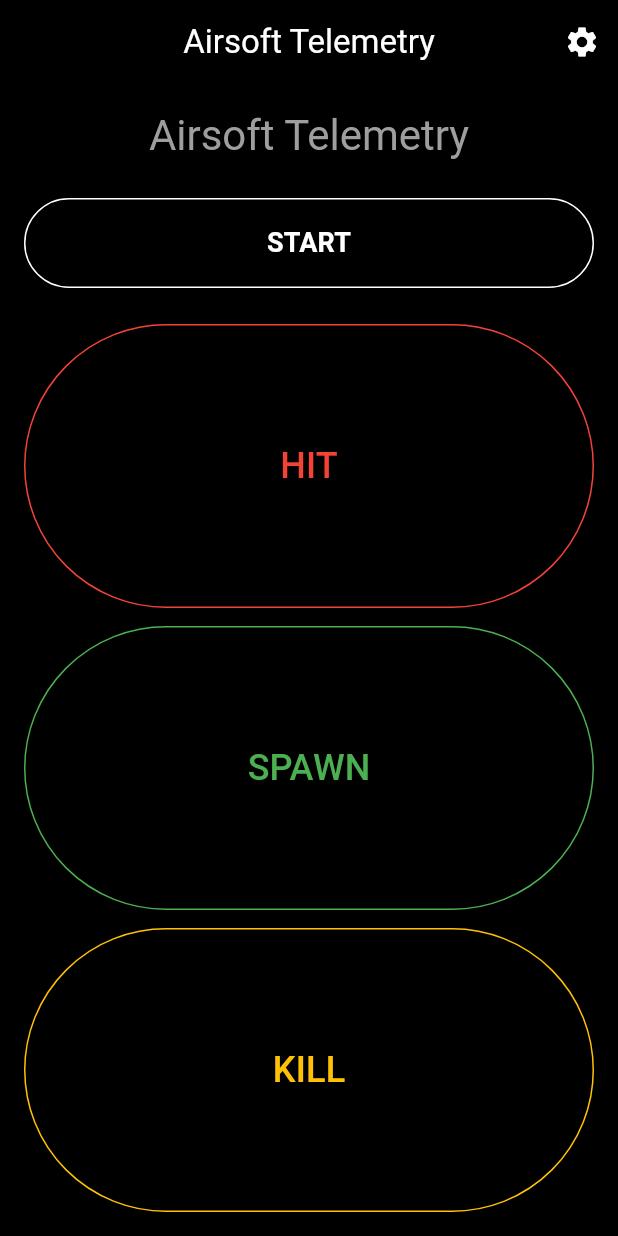
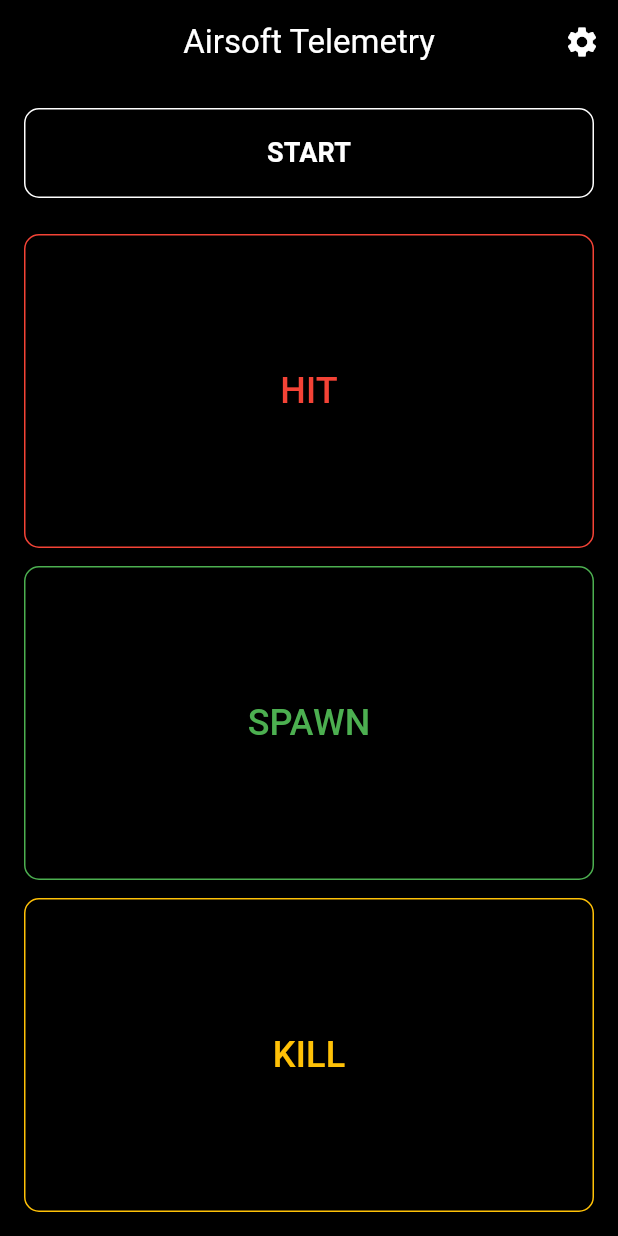
Before and after one commit to xmbn/Airsoft-Telemetry, a Flutter app: the screen it shows after launch, on a phone screen of 412 x 824 dp. Run offline on Flutter 3.47's test engine with Material 3 defaults, Android fonts, the phone set to English and light mode, and no system bars.

Commit message:
refactor: remove title text and standardize button styles in HomeScreen

```diff
--- a/lib/screens/home_screen.dart
+++ b/lib/screens/home_screen.dart
@@ -48,17 +48,6 @@ class _HomeScreenState extends State<HomeScreen> {
         color: Colors.black,
         child: Column(
           children: [
-            // Title
-            Text(
-              'Airsoft Telemetry',
-              style: Theme.of(context)
-                  .textTheme
-                  .headlineMedium
-                  ?.copyWith(color: Colors.grey),
-              textAlign: TextAlign.center,
-            ),
-            SizedBox(height: 24),
-
             // Start button
             SizedBox(
               width: double.infinity,
@@ -68,6 +57,9 @@ class _HomeScreenState extends State<HomeScreen> {
                 style: OutlinedButton.styleFrom(
                   side: BorderSide(color: _isTracking ? Colors.grey : Colors.white),
                   backgroundColor: Colors.black,
+                  shape: RoundedRectangleBorder(
+                    borderRadius: BorderRadius.circular(10),
+                  ),
                 ),
                 child: Text(
                   'START',
@@ -95,6 +87,9 @@ class _HomeScreenState extends State<HomeScreen> {
                         backgroundColor: Colors.black,
                         side: BorderSide(color: Colors.red),
                         minimumSize: Size(double.infinity, 0),
+                        shape: RoundedRectangleBorder(
+                          borderRadius: BorderRadius.circular(10),
+                        ),
                       ),
                       child: Text('HIT', style: TextStyle(color: Colors.red, fontSize: 24)),
                     ),
@@ -110,6 +105,9 @@ class _HomeScreenState extends State<HomeScreen> {
                         backgroundColor: Colors.black,
                         side: BorderSide(color: Colors.green),
                         minimumSize: Size(double.infinity, 0),
+                        shape: RoundedRectangleBorder(
+                          borderRadius: BorderRadius.circular(10),
+                        ),
                       ),
                       child: Text('SPAWN', style: TextStyle(color: Colors.green, fontSize: 24)),
                     ),
@@ -125,6 +123,9 @@ class _HomeScreenState extends State<HomeScreen> {
                         backgroundColor: Colors.black,
                         side: BorderSide(color: Colors.amber),
                         minimumSize: Size(double.infinity, 0),
+                        shape: RoundedRectangleBorder(
+                          borderRadius: BorderRadius.circular(10),
+                        ),
                       ),
                       child: Text('KILL', style: TextStyle(color: Colors.amber, fontSize: 24)),
                     ),
```
